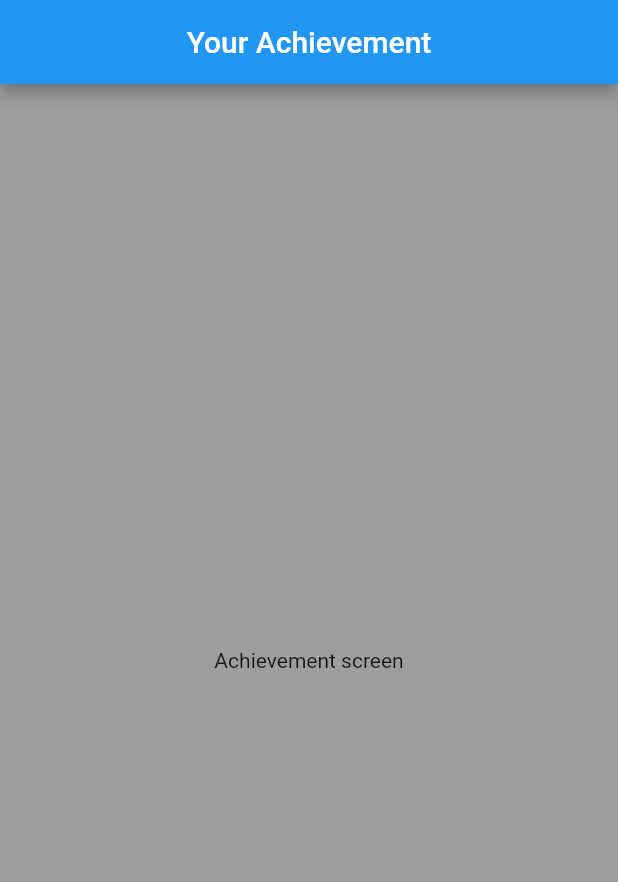
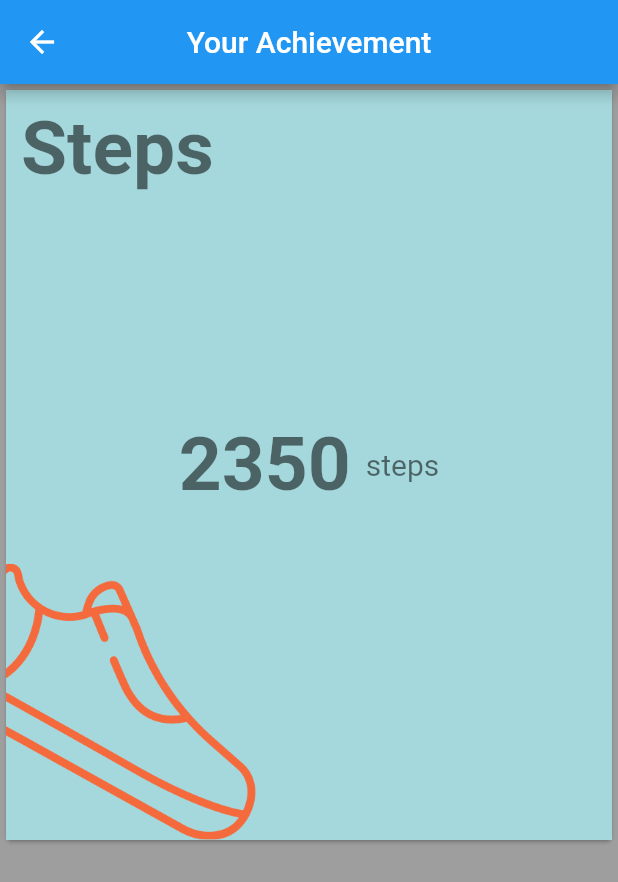
Before and after one commit to KhornSokheng/home_fitness_app, a Flutter app: the Achievement screen opened directly, on a phone screen of 412 x 824 dp. Shown: the top 882 px of the screen. Run offline on Flutter 3.47's test engine with Material 2 defaults, Android fonts, the phone set to English and light mode, and no system bars; our stand-ins replace badges, curved_navigation_bar, font_awesome_flutter.

Commit message:
create activity card

```diff
--- a/lib/screens/achievement/achievement.dart
+++ b/lib/screens/achievement/achievement.dart
@@ -1,4 +1,5 @@
 import 'package:flutter/material.dart';
+import 'package:home_fitness/screens/achievement/activity_card.dart';
 
 class Achievement extends StatefulWidget {
   const Achievement({Key? key}) : super(key: key);
@@ -16,7 +17,9 @@
         title: Text("Your Achievement"),
         centerTitle: true,
       ),
-      body: Center(child: Text('Achievement screen')),
+      body: ActivityCard(
+
+      ),
     );
   }
 }
--- /dev/null
+++ b/lib/screens/achievement/activity_card.dart
@@ -0,0 +1,77 @@
+import 'package:flutter/cupertino.dart';
+import 'package:flutter/material.dart';
+
+class ActivityCard extends StatefulWidget {
+  const ActivityCard({Key? key}) : super(key: key);
+
+  @override
+  _ActivityCardState createState() => _ActivityCardState();
+}
+
+class _ActivityCardState extends State<ActivityCard> {
+  @override
+  Widget build(BuildContext context) {
+    return Card(
+      child: Stack(
+        alignment: Alignment.center,
+        children: [
+          Ink.image(
+            image: AssetImage('assets/shoe3.png'),
+
+            height: 500,
+            width: 500,
+            fit: BoxFit.cover,
+            child: InkWell(
+              hoverColor: Colors.grey[100]!.withOpacity(0.2),
+              onTap: () {},
+            ), // InkWell
+          ),
+          Positioned(
+            left: 10,
+            top: 10,
+            child: Text(
+              'Steps',
+              style: TextStyle(
+                color: Colors.black54,
+                fontSize: 50,
+                fontWeight: FontWeight.bold,
+
+              ),
+            ),
+          ),
+          Positioned(
+
+
+            child: Row(
+              mainAxisSize: MainAxisSize.min,
+              children: [
+                Text(
+                  '2350',
+                  style: TextStyle(
+                    color: Colors.black54,
+                    fontSize: 50,
+                    fontWeight: FontWeight.bold,
+
+                  ),
+                ),
+                SizedBox(
+                  width: 10,
+                ),
+                Text(
+                  'steps',
+                  style: TextStyle(
+                    color: Colors.black54,
+                    fontSize: 20,
+                    // fontWeight: FontWeight.bold,
+
+                  ),
+                ),
+              ],
+            ),
+          ),
+
+        ],
+      ),
+    );
+  }
+}
--- a/lib/screens/notification/event_card.dart
+++ b/lib/screens/notification/event_card.dart
@@ -25,6 +25,12 @@
   @override
   Widget build(BuildContext context) {
     return Card(
+      shadowColor: Colors.orange,
+      elevation: 8,
+      shape: RoundedRectangleBorder(
+        side: BorderSide(color: Colors.white70, width: 1),
+        borderRadius: BorderRadius.circular(16),
+      ),
       clipBehavior: Clip.antiAliasWithSaveLayer,
       color: widget.event.status == 'new'? Colors.white:Colors.lightGreen[200],
       margin: EdgeInsets.fromLTRB(50, 10, 50, 10),
--- a/lib/screens/wrapper.dart
+++ b/lib/screens/wrapper.dart
@@ -1,4 +1,5 @@
 import 'package:flutter/material.dart';
+import 'package:home_fitness/screens/achievement/achievement.dart';
 import 'package:home_fitness/screens/home/home.dart';
 import 'package:home_fitness/screens/login/login.dart';
 import 'package:home_fitness/screens/menu/launcher.dart';
@@ -31,7 +32,7 @@
               },
               child: Text('Login Test')
           ),
-          SizedBox(width: 10,),
+          SizedBox(width: 100,),
           ElevatedButton(
               onPressed: () {
                 // MaterialPageRoute(builder: (BuildContext context) {
@@ -44,6 +45,20 @@
                     }));
               },
               child: Text('Go to Menu')
+          ),
+          SizedBox(width: 100,),
+          ElevatedButton(
+              onPressed: () {
+                // MaterialPageRoute(builder: (BuildContext context) {
+                //   return Launcher();
+                // });
+                Navigator.push(
+                    context,
+                    MaterialPageRoute(builder: (BuildContext context) {
+                      return Achievement();
+                    }));
+              },
+              child: Text('Nont')
           )
         ],
       ),
--- a/pubspec.yaml
+++ b/pubspec.yaml
@@ -63,9 +63,8 @@
   uses-material-design: true
 
   # To add assets to your application, add an assets section, like this:
-  # assets:
-  #   - images/a_dot_burr.jpeg
-  #   - images/a_dot_ham.jpeg
+  assets:
+   - assets/
 
   # An image asset can refer to one or more resolution-specific "variants", see
   # https://flutter.dev/assets-and-images/#resolution-aware.
```
Also changed, not shown: assets/heart1.png (added), assets/shoe.png (added), assets/shoe2.png (added), assets/shoe3.png (added), pubspec.lock.
